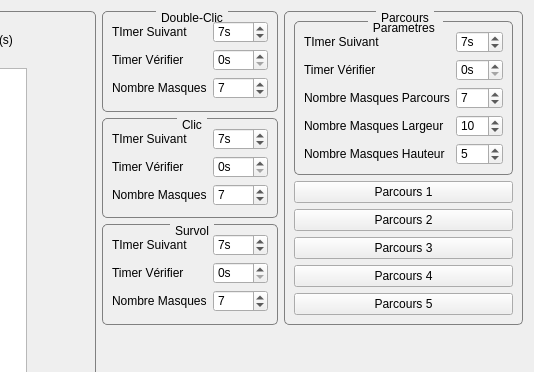
Qt form editeur.ui (Txikilinux/leterrier-mulot) before a commit; both pictures show x 567 to 1101 and y 0 to 372 of the 1101 by 535 pixel window.
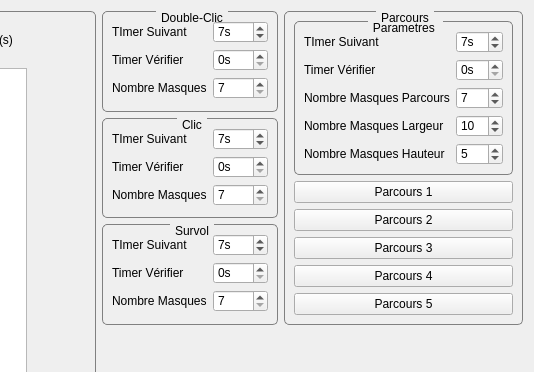
The same form after that commit. Icons and pictures are not drawn.

Commit message: Controle nombre de masque Parcours ( <= nb Largeur * nb Hauteur )

Patch:
```diff
--- a/editeur.ui
+++ b/editeur.ui
@@ -345,6 +345,9 @@
               <verstretch>0</verstretch>
              </sizepolicy>
             </property>
+            <property name="minimum">
+             <number>7</number>
+            </property>
             <property name="value">
              <number>7</number>
             </property>
@@ -424,6 +427,9 @@
               <verstretch>0</verstretch>
              </sizepolicy>
             </property>
+            <property name="minimum">
+             <number>7</number>
+            </property>
             <property name="value">
              <number>7</number>
             </property>
@@ -518,6 +524,9 @@
               <verstretch>0</verstretch>
              </sizepolicy>
             </property>
+            <property name="minimum">
+             <number>7</number>
+            </property>
             <property name="value">
              <number>7</number>
             </property>
```
Left out of the diff: 8 changed lines with no effect on the pictures. The commit also changes 1 other file.
